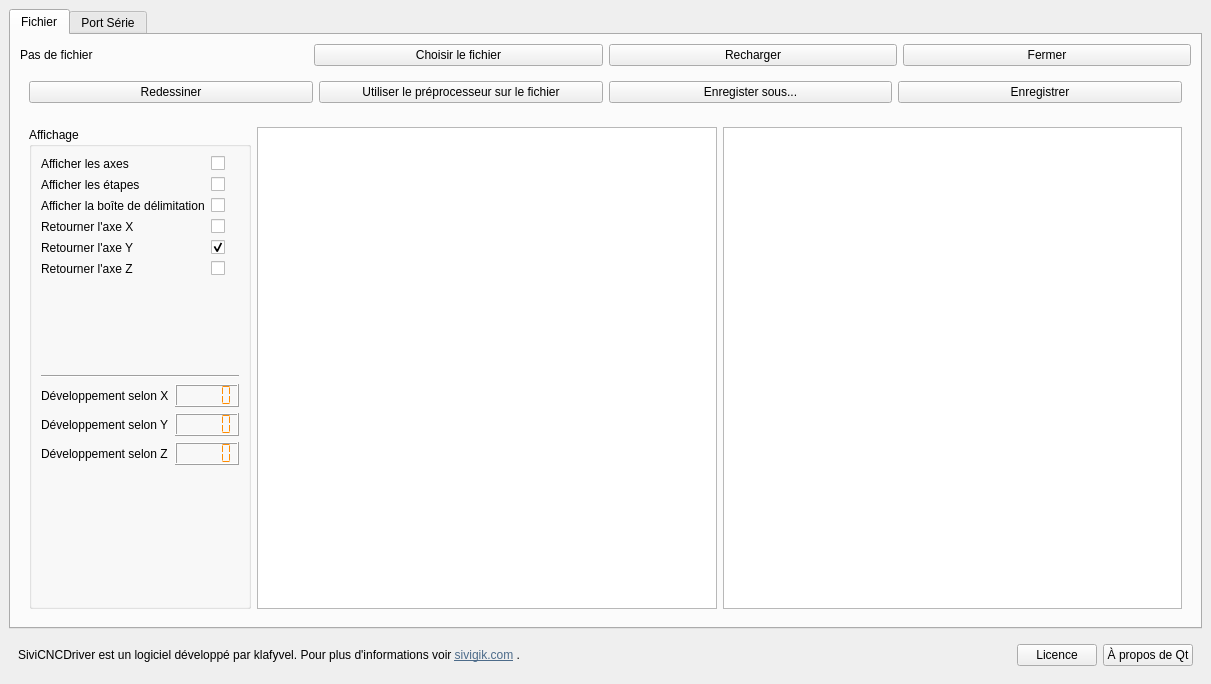
Qt form sivicncdriver/ui/main_window.ui (Klafyvel/SiviCNCDriver) before a commit.
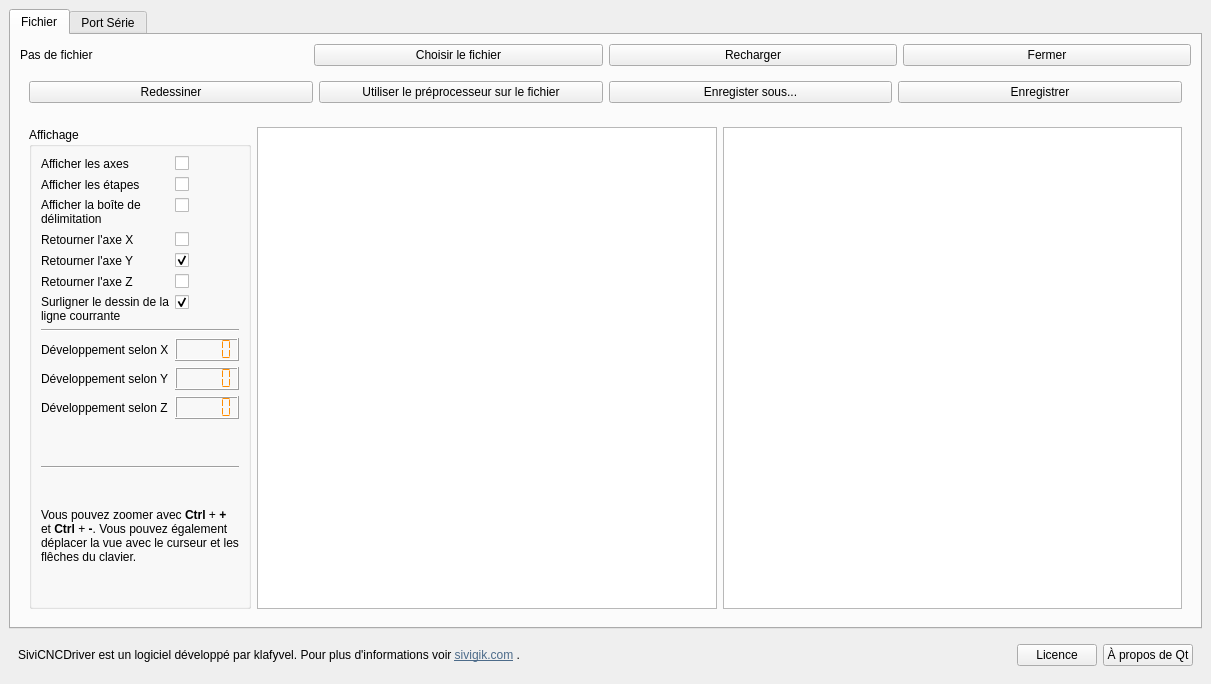
The same form after that commit. Icons and pictures are not drawn.

The edit to the form file:
```diff
--- a/sivicncdriver/ui/main_window.ui
+++ b/sivicncdriver/ui/main_window.ui
@@ -165,6 +165,9 @@
                   <property name="text">
                    <string>Afficher la boîte de délimitation</string>
                   </property>
+                  <property name="wordWrap">
+                   <bool>true</bool>
+                  </property>
                  </widget>
                 </item>
                 <item row="2" column="1">
@@ -204,6 +207,23 @@
                 <item row="5" column="1">
                  <widget class="QCheckBox" name="reverse_display_z"/>
                 </item>
+                <item row="6" column="0">
+                 <widget class="QLabel" name="surlignerLeDessinDeLaLigneCourranteLabel">
+                  <property name="text">
+                   <string>Surligner le dessin de la ligne courrante</string>
+                  </property>
+                  <property name="wordWrap">
+                   <bool>true</bool>
+                  </property>
+                 </widget>
+                </item>
+                <item row="6" column="1">
+                 <widget class="QCheckBox" name="chk_display_current_line">
+                  <property name="checked">
+                   <bool>true</bool>
+                  </property>
+                 </widget>
+                </item>
                </layout>
               </item>
               <item>
@@ -277,6 +297,31 @@
                 </item>
                </layout>
               </item>
+              <item>
+               <widget class="Line" name="line_4">
+                <property name="orientation">
+                 <enum>Qt::Horizontal</enum>
+                </property>
+               </widget>
+              </item>
+              <item>
+               <widget class="QLabel" name="label">
+                <property name="styleSheet">
+                 <string notr="true">.key {
+	border : solid 1px black;
+}</string>
+                </property>
+                <property name="text">
+                 <string>&lt;html&gt;&lt;head/&gt;&lt;body&gt;&lt;p&gt;Vous pouvez zoomer avec &lt;span style=&quot; font-weight:600;&quot;&gt;Ctrl&lt;/span&gt; + &lt;span style=&quot; font-weight:600;&quot;&gt;+&lt;/span&gt; et &lt;span style=&quot; font-weight:600;&quot;&gt;Ctrl&lt;/span&gt; + &lt;span style=&quot; font-weight:600;&quot;&gt;-&lt;/span&gt;. Vous pouvez également déplacer la vue avec le curseur et les flêches du clavier.&lt;/p&gt;&lt;/body&gt;&lt;/html&gt;</string>
+                </property>
+                <property name="textFormat">
+                 <enum>Qt::RichText</enum>
+                </property>
+                <property name="wordWrap">
+                 <bool>true</bool>
+                </property>
+               </widget>
+              </item>
              </layout>
             </widget>
            </item>
```
